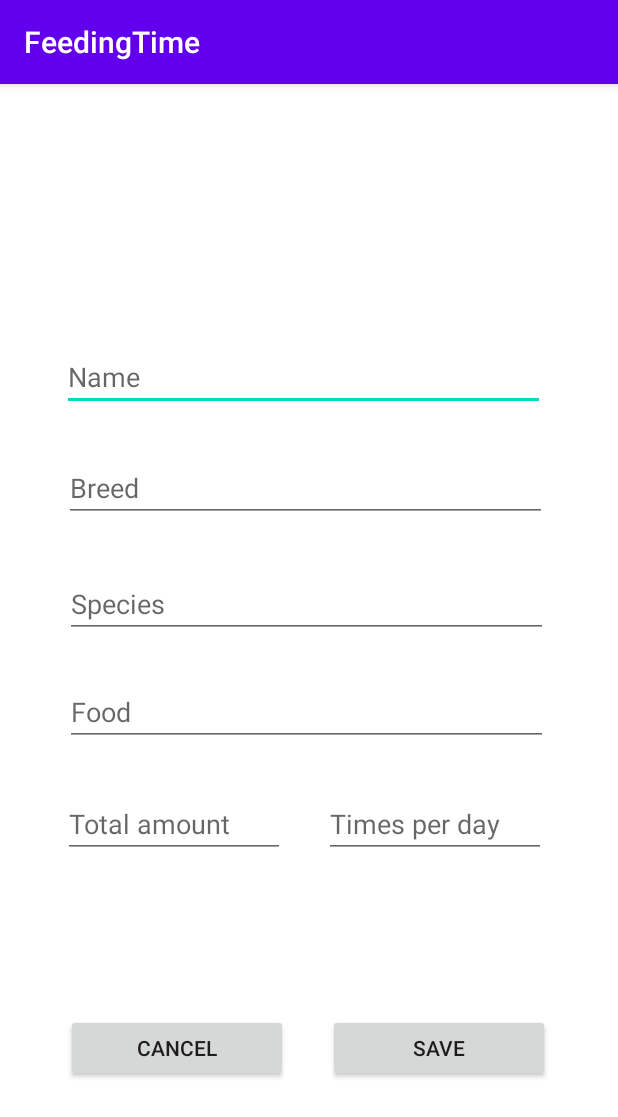
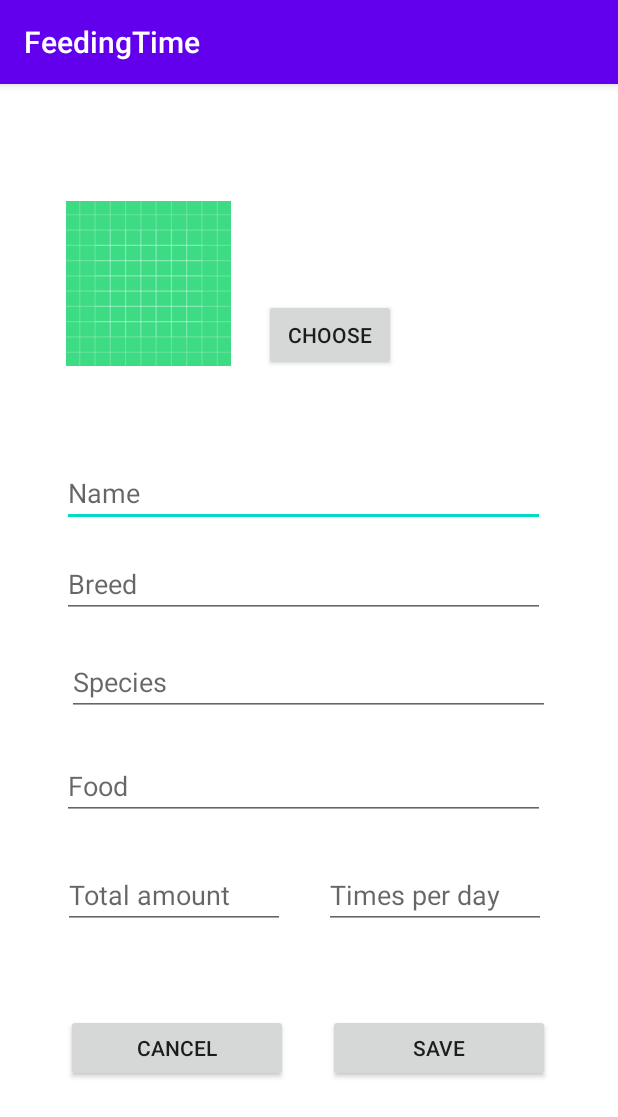
Before and after one commit to reislayla/FeedingTime, an Android app: the MainActivityRegisterAnimals screen opened directly, with no data from a screen before it, on a phone screen of 412 x 824 dp. Shown: the top 1117 px of the screen. Run offline under Robolectric (Android 15) with nearby library versions, the phone set to English and light mode, and no system bars; our stand-ins replace Firebase (no records; nobody signed in at launch, a user with empty details on screens opened directly).

```diff
--- a/app/src/main/AndroidManifest.xml
+++ b/app/src/main/AndroidManifest.xml
@@ -1,7 +1,8 @@
 <?xml version="1.0" encoding="utf-8"?>
 <manifest xmlns:android="http://schemas.android.com/apk/res/android"
     package="com.example.feedingtime">
-
+    <uses-permission android:name="android.permission.ACCESS_NETWORK_STATE"/>
+    <uses-permission android:name="android.permission.INTERNET" />
     <application
         android:allowBackup="true"
         android:icon="@mipmap/ic_launcher"
--- a/app/src/main/res/layout/activity_main_register_animals.xml
+++ b/app/src/main/res/layout/activity_main_register_animals.xml
@@ -19,49 +19,49 @@
         app:layout_constraintHorizontal_bias="0.46"
         app:layout_constraintStart_toStartOf="parent"
         app:layout_constraintTop_toTopOf="parent"
-        app:layout_constraintVertical_bias="0.239" />
+        app:layout_constraintVertical_bias="0.346" />
 
     <EditText
         android:id="@+id/animal_breed"
         android:layout_width="322dp"
         android:layout_height="45dp"
         android:ems="10"
+        android:hint="Breed"
         android:inputType="textPersonName"
-        android:hint="Breed"
         app:layout_constraintBottom_toBottomOf="parent"
         app:layout_constraintEnd_toEndOf="parent"
-        app:layout_constraintHorizontal_bias="0.473"
+        app:layout_constraintHorizontal_bias="0.46"
         app:layout_constraintStart_toStartOf="parent"
         app:layout_constraintTop_toTopOf="parent"
-        app:layout_constraintVertical_bias="0.341" />
+        app:layout_constraintVertical_bias="0.43" />
 
     <EditText
         android:id="@+id/animal_species"
         android:layout_width="322dp"
         android:layout_height="45dp"
         android:ems="10"
+        android:hint="Species"
         android:inputType="textPersonName"
-        android:hint="Species"
         app:layout_constraintBottom_toBottomOf="parent"
         app:layout_constraintEnd_toEndOf="parent"
-        app:layout_constraintHorizontal_bias="0.478"
+        app:layout_constraintHorizontal_bias="0.494"
         app:layout_constraintStart_toStartOf="parent"
         app:layout_constraintTop_toTopOf="parent"
-        app:layout_constraintVertical_bias="0.448" />
+        app:layout_constraintVertical_bias="0.52" />
 
     <EditText
         android:id="@+id/animal_food"
         android:layout_width="322dp"
         android:layout_height="45dp"
-        android:inputType="textPersonName"
         android:ems="10"
         android:hint="Food"
+        android:inputType="textPersonName"
         app:layout_constraintBottom_toBottomOf="parent"
         app:layout_constraintEnd_toEndOf="parent"
-        app:layout_constraintHorizontal_bias="0.478"
+        app:layout_constraintHorizontal_bias="0.46"
         app:layout_constraintStart_toStartOf="parent"
         app:layout_constraintTop_toTopOf="parent"
-        app:layout_constraintVertical_bias="0.548" />
+        app:layout_constraintVertical_bias="0.616" />
 
     <EditText
         android:id="@+id/timesperday"
@@ -75,7 +75,7 @@
         app:layout_constraintHorizontal_bias="0.817"
         app:layout_constraintStart_toStartOf="parent"
         app:layout_constraintTop_toTopOf="parent"
-        app:layout_constraintVertical_bias="0.651" />
+        app:layout_constraintVertical_bias="0.717" />
 
     <EditText
         android:id="@+id/quantityperday"
@@ -89,7 +89,7 @@
         app:layout_constraintHorizontal_bias="0.159"
         app:layout_constraintStart_toStartOf="parent"
         app:layout_constraintTop_toTopOf="parent"
-        app:layout_constraintVertical_bias="0.651" />
+        app:layout_constraintVertical_bias="0.717" />
 
     <Button
         android:id="@+id/save_button"
@@ -115,7 +115,29 @@
         app:layout_constraintTop_toTopOf="parent"
         app:layout_constraintVertical_bias="0.858" />
 
+    <ImageView
+        android:id="@+id/imageViewAnimal"
+        android:layout_width="110dp"
+        android:layout_height="110dp"
+        app:layout_constraintBottom_toBottomOf="parent"
+        app:layout_constraintEnd_toEndOf="parent"
+        app:layout_constraintHorizontal_bias="0.146"
+        app:layout_constraintStart_toStartOf="parent"
+        app:layout_constraintTop_toTopOf="parent"
+        app:layout_constraintVertical_bias="0.119"
+        app:srcCompat="@drawable/ic_launcher_background" />
 
+    <Button
+        android:id="@+id/chooseImage"
+        android:layout_width="wrap_content"
+        android:layout_height="wrap_content"
+        android:text="@string/choose"
+        app:layout_constraintBottom_toBottomOf="parent"
+        app:layout_constraintEnd_toEndOf="parent"
+        app:layout_constraintHorizontal_bias="0.544"
+        app:layout_constraintStart_toStartOf="parent"
+        app:layout_constraintTop_toTopOf="parent"
+        app:layout_constraintVertical_bias="0.199" />
 
 
 </androidx.constraintlayout.widget.ConstraintLayout>
--- a/app/src/main/res/values/strings.xml
+++ b/app/src/main/res/values/strings.xml
@@ -33,4 +33,5 @@
     <string name="sign_up">Sign Up</string>
     <string name="you_haven_t_account">You haven\'t account?</string>
     <string name="you_have_account">You have account?</string>
+    <string name="choose">Choose</string>
 </resources>
```
Also changed, not shown: app/build.gradle (+6 -2 lines), app/src/main/java/com/example/feedingtime/DatabaseModel.kt (+37 -9 lines), app/src/main/java/com/example/feedingtime/MainActivityAnimals.kt (+60 -0 lines), app/src/main/java/com/example/feedingtime/MainActivityButtons.kt (+8 -1 lines), app/src/main/java/com/example/feedingtime/MainActivityRegisterAnimals.kt (+69 -21 lines), app/src/main/res/layout/activity_main_animals.xml (+14 -3 lines), app/src/main/res/layout/item_lista.xml (+39 -32 lines).
